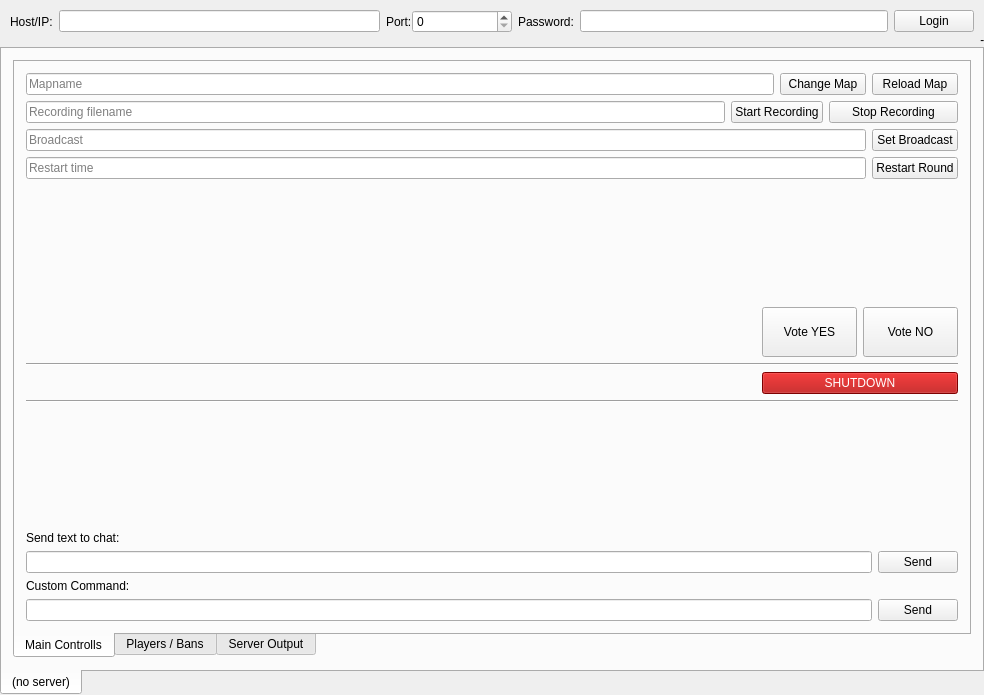
The window that main_window.ui (Malekblubb/tw_econ_gui) describes before a commit, drawn with Qt 5.
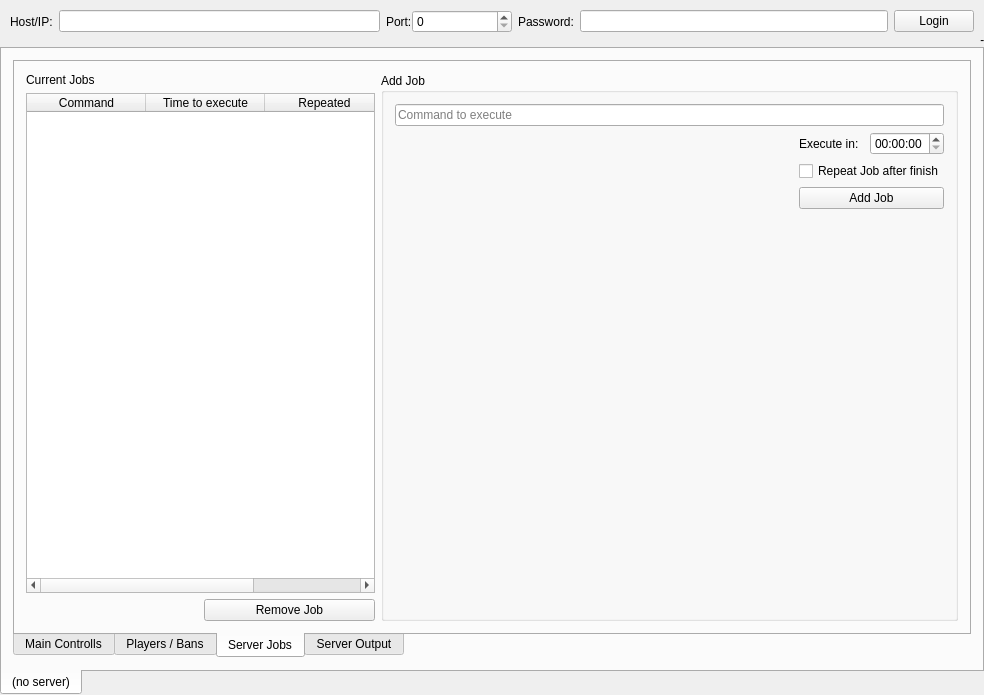
The same window after the commit.

```diff
--- a/main_window.ui
+++ b/main_window.ui
@@ -49,7 +49,7 @@
            <enum>QTabWidget::South</enum>
           </property>
           <property name="currentIndex">
-           <number>0</number>
+           <number>2</number>
           </property>
           <widget class="QWidget" name="tab_main_controlls">
            <attribute name="title">
@@ -505,6 +505,163 @@
             </item>
            </layout>
           </widget>
+          <widget class="QWidget" name="tab_server_jobs">
+           <attribute name="title">
+            <string>Server Jobs</string>
+           </attribute>
+           <layout class="QGridLayout" name="gridLayout_20">
+            <item row="0" column="0">
+             <layout class="QGridLayout" name="gridLayout_17">
+              <item row="0" column="0">
+               <widget class="QLabel" name="label_7">
+                <property name="text">
+                 <string>Current Jobs</string>
+                </property>
+               </widget>
+              </item>
+              <item row="1" column="0" colspan="2">
+               <widget class="QTableWidget" name="tw_jobs">
+                <property name="sizePolicy">
+                 <sizepolicy hsizetype="Fixed" vsizetype="Expanding">
+                  <horstretch>0</horstretch>
+                  <verstretch>0</verstretch>
+                 </sizepolicy>
+                </property>
+                <property name="minimumSize">
+                 <size>
+                  <width>349</width>
+                  <height>457</height>
+                 </size>
+                </property>
+                <property name="editTriggers">
+                 <set>QAbstractItemView::NoEditTriggers</set>
+                </property>
+                <property name="showDropIndicator" stdset="0">
+                 <bool>false</bool>
+                </property>
+                <property name="dragDropOverwriteMode">
+                 <bool>false</bool>
+                </property>
+                <property name="selectionMode">
+                 <enum>QAbstractItemView::SingleSelection</enum>
+                </property>
+                <property name="selectionBehavior">
+                 <enum>QAbstractItemView::SelectRows</enum>
+                </property>
+                <attribute name="horizontalHeaderDefaultSectionSize">
+                 <number>119</number>
+                </attribute>
+                <attribute name="horizontalHeaderStretchLastSection">
+                 <bool>true</bool>
+                </attribute>
+                <column>
+                 <property name="text">
+                  <string>Command</string>
+                 </property>
+                </column>
+                <column>
+                 <property name="text">
+                  <string>Time to execute</string>
+                 </property>
+                </column>
+                <column>
+                 <property name="text">
+                  <string>Repeated</string>
+                 </property>
+                </column>
+               </widget>
+              </item>
+              <item row="2" column="1">
+               <widget class="QPushButton" name="pb_remove_job">
+                <property name="text">
+                 <string>Remove Job</string>
+                </property>
+               </widget>
+              </item>
+             </layout>
+            </item>
+            <item row="0" column="1">
+             <widget class="QGroupBox" name="groupBox">
+              <property name="title">
+               <string>Add Job</string>
+              </property>
+              <layout class="QGridLayout" name="gridLayout_19">
+               <item row="2" column="1">
+                <widget class="QCheckBox" name="cb_job_repeat">
+                 <property name="text">
+                  <string>Repeat Job after finish</string>
+                 </property>
+                </widget>
+               </item>
+               <item row="0" column="0" colspan="2">
+                <widget class="QLineEdit" name="le_job_command">
+                 <property name="placeholderText">
+                  <string>Command to execute</string>
+                 </property>
+                </widget>
+               </item>
+               <item row="2" column="0">
+                <spacer name="horizontalSpacer_4">
+                 <property name="orientation">
+                  <enum>Qt::Horizontal</enum>
+                 </property>
+                 <property name="sizeHint" stdset="0">
+                  <size>
+                   <width>371</width>
+                   <height>20</height>
+                  </size>
+                 </property>
+                </spacer>
+               </item>
+               <item row="3" column="1">
+                <widget class="QPushButton" name="pb_job_add">
+                 <property name="text">
+                  <string>Add Job</string>
+                 </property>
+                </widget>
+               </item>
+               <item row="1" column="1">
+                <layout class="QGridLayout" name="gridLayout_18">
+                 <item row="0" column="1">
+                  <widget class="QTimeEdit" name="te_job_time">
+                   <property name="baseSize">
+                    <size>
+                     <width>0</width>
+                     <height>0</height>
+                    </size>
+                   </property>
+                   <property name="displayFormat">
+                    <string>HH:mm:ss</string>
+                   </property>
+                  </widget>
+                 </item>
+                 <item row="0" column="0">
+                  <widget class="QLabel" name="label_8">
+                   <property name="text">
+                    <string>Execute in:</string>
+                   </property>
+                  </widget>
+                 </item>
+                </layout>
+               </item>
+               <item row="4" column="1">
+                <spacer name="verticalSpacer_5">
+                 <property name="orientation">
+                  <enum>Qt::Vertical</enum>
+                 </property>
+                 <property name="sizeHint" stdset="0">
+                  <size>
+                   <width>20</width>
+                   <height>40</height>
+                  </size>
+                 </property>
+                </spacer>
+               </item>
+              </layout>
+             </widget>
+            </item>
+           </layout>
+          </widget>
           <widget class="QWidget" name="tab_server_output">
            <attribute name="title">
             <string>Server Output</string>
```
